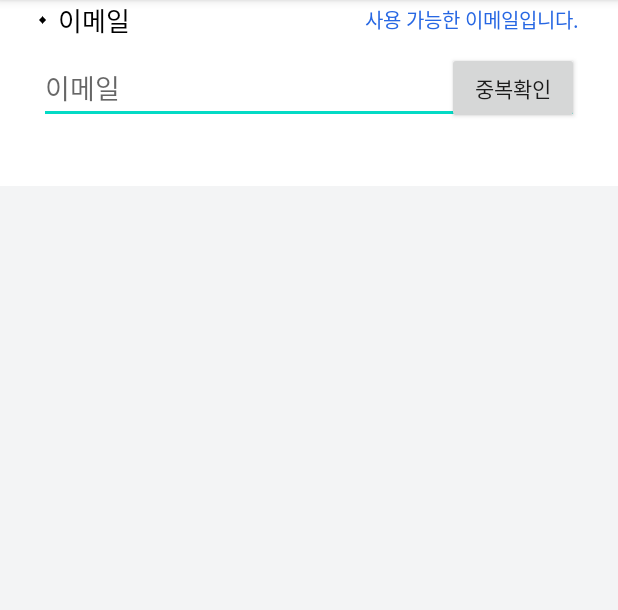
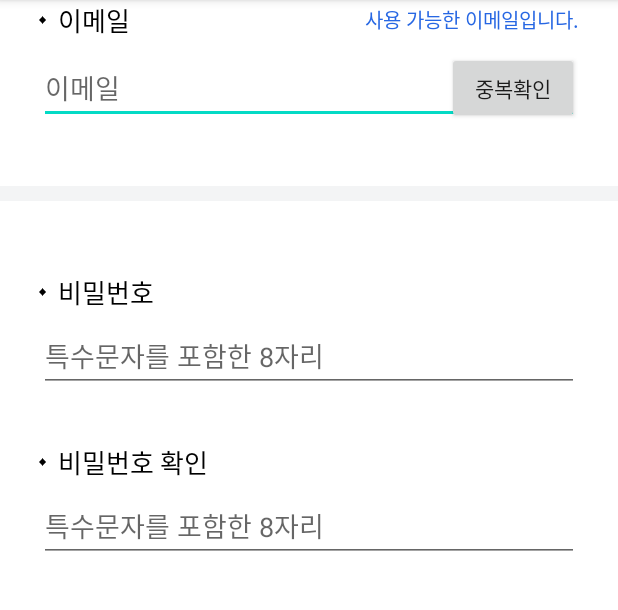
Before and after one commit to RobertHan96/SignupExample_0408, an Android app: the screen it shows after launch (MainActivity), on a phone screen of 412 x 824 dp, the part 84-694 px from its top. Run offline under Robolectric (Android 15) with nearby library versions, the phone set to English and light mode, and no system bars.

Commit message:
3td commit : 비밀번호 입력 화면까지 작성 완료

```diff
--- a/app/src/main/res/layout/activity_main.xml
+++ b/app/src/main/res/layout/activity_main.xml
@@ -67,4 +67,71 @@
             android:inputType="textEmailAddress"/>
     </FrameLayout>
 
+    <LinearLayout
+        android:layout_width="match_parent"
+        android:layout_height="wrap_content"
+        android:background="#FFFFFF"
+        android:paddingLeft="26dp"
+        android:paddingRight="26dp"
+        android:paddingTop="47dp"
+        android:layout_marginTop="10dp"
+        android:orientation="vertical">
+        <LinearLayout
+            android:layout_width="match_parent"
+            android:layout_height="wrap_content"
+            android:gravity="center_vertical"
+            android:orientation="horizontal">
+            <ImageView
+                android:layout_width="5dp"
+                android:layout_height="5dp"
+                android:src="@drawable/ractangle"
+                />
+            <TextView
+                android:layout_width="wrap_content"
+                android:layout_height="wrap_content"
+                android:text="비밀번호"
+                android:textColor="#000000"
+                android:textSize="17sp"
+                android:layout_marginLeft="7dp"/>
+        </LinearLayout>
+
+        <EditText
+            android:layout_width="match_parent"
+            android:layout_height="wrap_content"
+            android:hint="특수문자를 포함한 8자리"
+            android:inputType="numberPassword"
+            android:layout_marginTop="5dp"
+            />
+
+        <LinearLayout
+            android:layout_width="match_parent"
+            android:layout_height="wrap_content"
+            android:gravity="center_vertical"
+            android:layout_marginTop="33dp"
+            android:orientation="horizontal">
+            <ImageView
+                android:layout_width="5dp"
+                android:layout_height="5dp"
+                android:src="@drawable/ractangle"
+                />
+            <TextView
+                android:layout_width="wrap_content"
+                android:layout_height="wrap_content"
+                android:text="비밀번호 확인"
+                android:textColor="#000000"
+                android:textSize="17sp"
+                android:layout_marginLeft="7dp"/>
+        </LinearLayout>
+
+        <EditText
+            android:layout_width="match_parent"
+            android:layout_height="wrap_content"
+            android:hint="특수문자를 포함한 8자리"
+            android:inputType="numberPassword"
+            android:layout_marginTop="5dp"
+            android:layout_marginBottom="54dp"
+            />
+
+    </LinearLayout>
+
 </LinearLayout>
```
